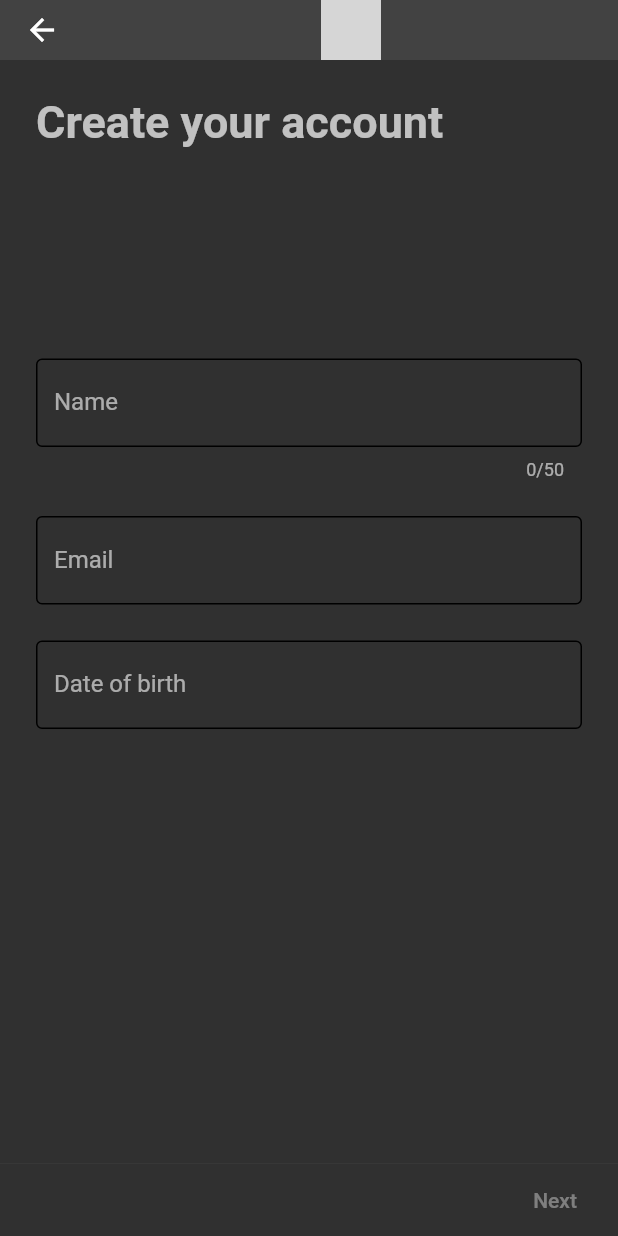
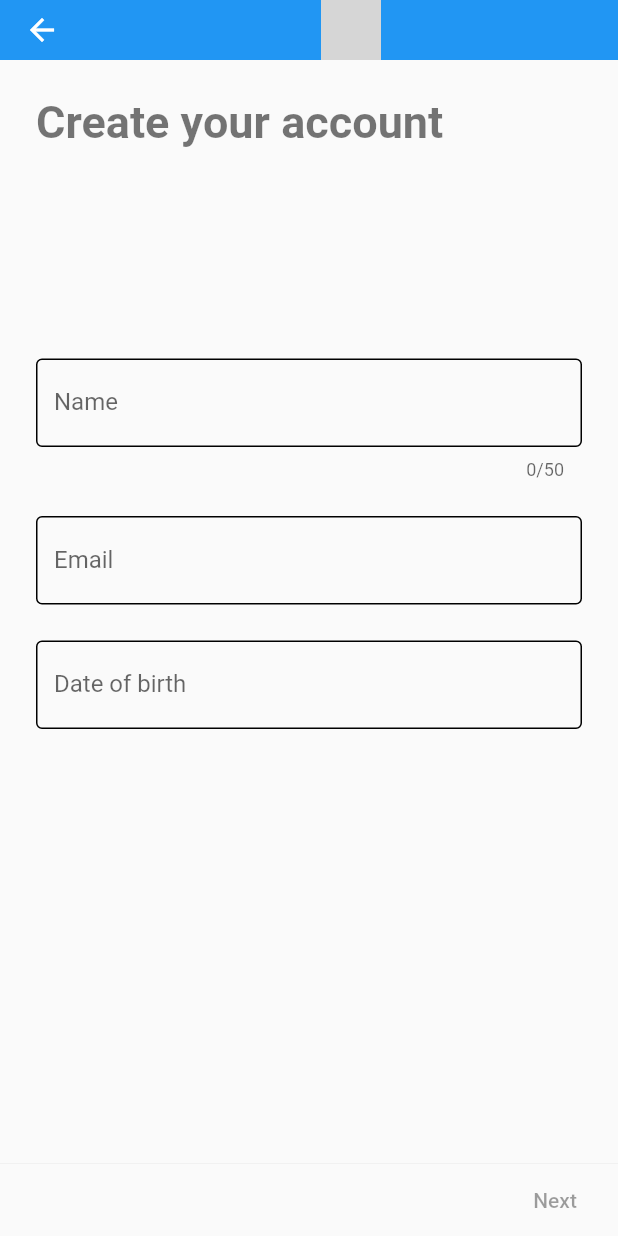
Before and after one commit to AbdoWise-z/GigaChat-Cross-platform, a Flutter app: the CreateAccount screen opened directly, on a phone screen of 412 x 824 dp. Run offline on Flutter 3.47's test engine with Material 2 defaults, Android fonts, the phone set to English and light mode, and no system bars; our stand-ins replace email_validator; accounts and stored records are empty; grey boxes are pictures that could not be loaded.

Commit message:
fixing theme

```diff
--- a/lib/main.dart
+++ b/lib/main.dart
@@ -46,7 +46,7 @@ class _GigaChatState extends State<GigaChat> {
                 title: "GigaChat",
 
                 // TODO: uncomment this line - for testing my work -
-                //home: auth.isLoggedIn ? Home() : TempPage(),
+                // home: auth.isLoggedIn ? Home() : TempPage(),
                 initialRoute: LoginPage.pageRoute,
                 routes: {
                   LoginPage.pageRoute : (context) => LoginPage(),
--- a/lib/providers/theme-provider.dart
+++ b/lib/providers/theme-provider.dart
@@ -19,7 +19,7 @@ class ThemeProvider extends ChangeNotifier {
     return _themeName;
   }
 
-  ThemeProvider() : _theme = ThemeData.dark() , _themeName = "dark" {
+  ThemeProvider() : _theme = ThemeData.dark() , _themeName = "light" {
     init();
   }
 
@@ -32,7 +32,12 @@ class ThemeProvider extends ChangeNotifier {
 
   void _updateTheme(){
     if (_themeName == "dark"){
-      _theme = ThemeData.dark();
+      _theme = ThemeData.dark().copyWith(
+        scaffoldBackgroundColor: Colors.black,
+        appBarTheme: ThemeData.dark().appBarTheme.copyWith(
+          backgroundColor: Colors.black
+        ),
+      );
     }else if (_themeName == "light"){
       _theme = ThemeData.light();
     }
--- a/lib/widgets/login-app-bar.dart
+++ b/lib/widgets/login-app-bar.dart
@@ -4,7 +4,6 @@ import '../base.dart';
 PreferredSizeWidget LoginAppBar() {
   return AppBar(
     centerTitle: true,
-    backgroundColor: Colors.black,
     title: Text(
       APP_NAME.toUpperCase(),
       style: const TextStyle(
```
Also changed, not shown: lib/pages/login/sub-pages/username-page.dart (+2 -5 lines).
